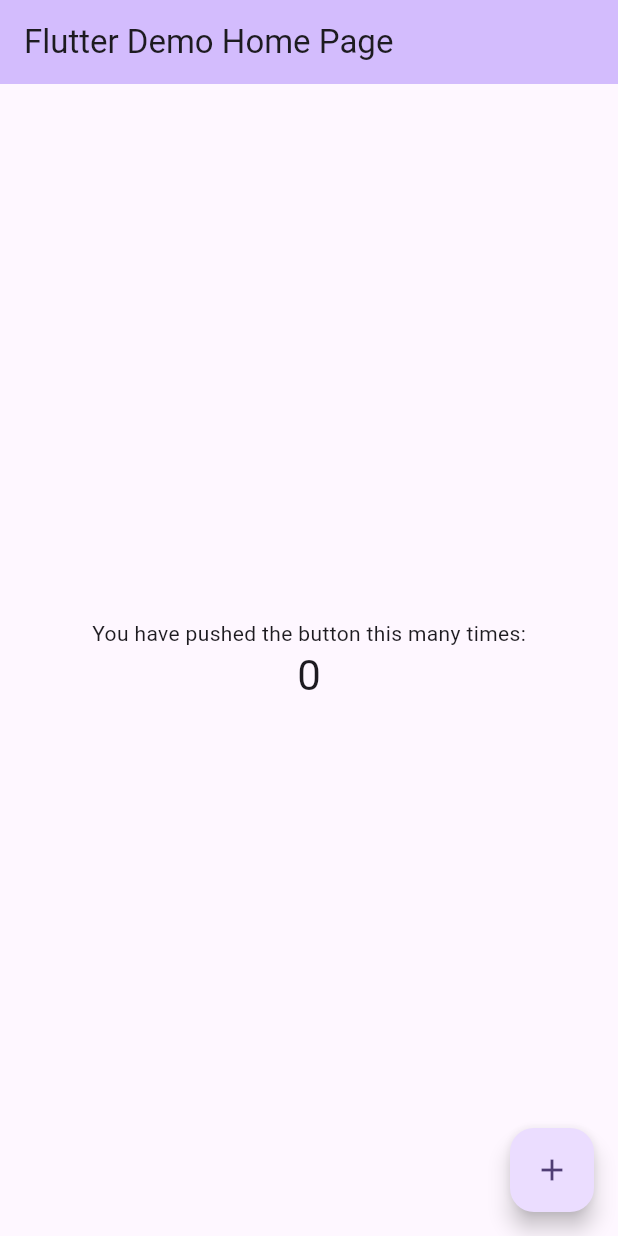
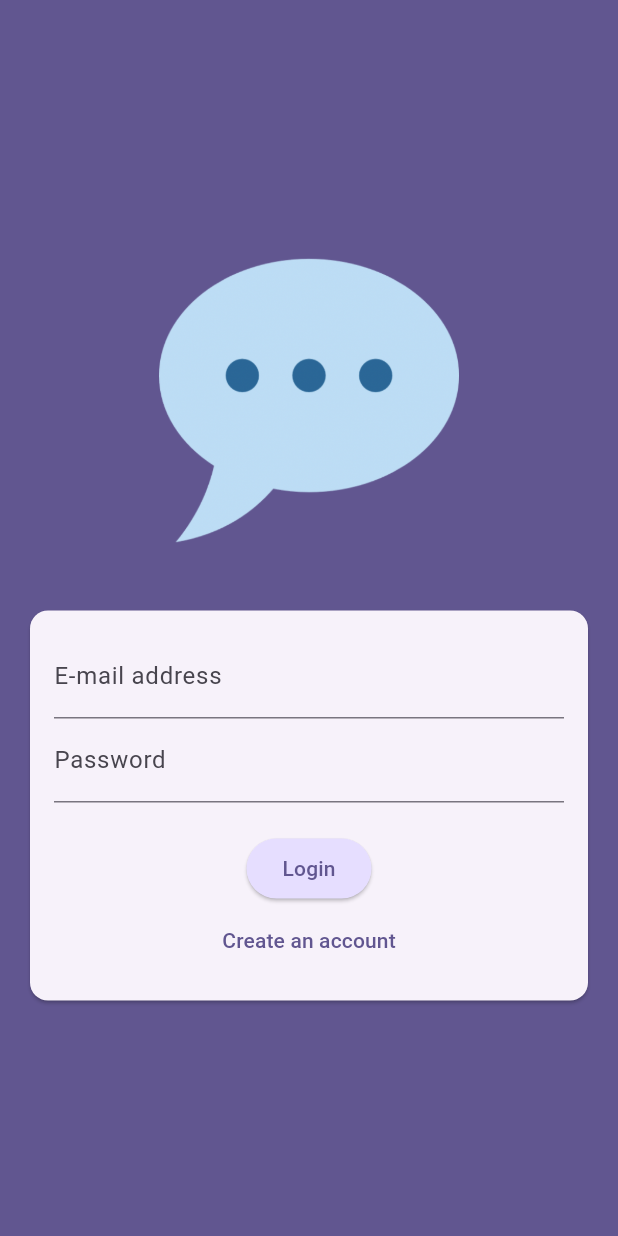
Before and after one commit to snadi043/chat_app_flutter, a Flutter app: the screen it shows after launch, on a phone screen of 412 x 824 dp. Run offline on Flutter 3.47's test engine with Material 3 defaults, Android fonts, the phone set to English and light mode, and no system bars.

Commit message:
Adding the form to make users login/sign up for the application using proper Layout for the form utilizing the concepts of Stateful Wiget along with buttons.

```diff
--- a/lib/main.dart
+++ b/lib/main.dart
@@ -1,125 +1,24 @@
 import 'package:flutter/material.dart';
 
+import 'package:chat_app/screens/authentication_screen.dart';
+
 void main() {
-  runApp(const MyApp());
+  runApp(const App());
 }
 
-class MyApp extends StatelessWidget {
-  const MyApp({super.key});
+class App extends StatelessWidget {
+  const App({super.key});
 
-  // This widget is the root of your application.
   @override
   Widget build(BuildContext context) {
     return MaterialApp(
-      title: 'Flutter Demo',
-      theme: ThemeData(
-        // This is the theme of your application.
-        //
-        // TRY THIS: Try running your application with "flutter run". You'll see
-        // the application has a purple toolbar. Then, without quitting the app,
-        // try changing the seedColor in the colorScheme below to Colors.green
-        // and then invoke "hot reload" (save your changes or press the "hot
-        // reload" button in a Flutter-supported IDE, or press "r" if you used
-        // the command line to start the app).
-        //
-        // Notice that the counter didn't reset back to zero; the application
-        // state is not lost during the reload. To reset the state, use hot
-        // restart instead.
-        //
-        // This works for code too, not just values: Most code changes can be
-        // tested with just a hot reload.
-        colorScheme: ColorScheme.fromSeed(seedColor: Colors.deepPurple),
+      title: 'FlutterChatAppilication',
+      theme: ThemeData().copyWith(
         useMaterial3: true,
+        colorScheme: ColorScheme.fromSeed(
+            seedColor: const Color.fromARGB(255, 63, 17, 177)),
       ),
-      home: const MyHomePage(title: 'Flutter Demo Home Page'),
+      home: const AuthenticationScreen(),
     );
   }
 }
-
-class MyHomePage extends StatefulWidget {
-  const MyHomePage({super.key, required this.title});
-
-  // This widget is the home page of your application. It is stateful, meaning
-  // that it has a State object (defined below) that contains fields that affect
-  // how it looks.
-
-  // This class is the configuration for the state. It holds the values (in this
-  // case the title) provided by the parent (in this case the App widget) and
-  // used by the build method of the State. Fields in a Widget subclass are
-  // always marked "final".
-
-  final String title;
-
-  @override
-  State<MyHomePage> createState() => _MyHomePageState();
-}
-
-class _MyHomePageState extends State<MyHomePage> {
-  int _counter = 0;
-
-  void _incrementCounter() {
-    setState(() {
-      // This call to setState tells the Flutter framework that something has
-      // changed in this State, which causes it to rerun the build method below
-      // so that the display can reflect the updated values. If we changed
-      // _counter without calling setState(), then the build method would not be
-      // called again, and so nothing would appear to happen.
-      _counter++;
-    });
-  }
-
-  @override
-  Widget build(BuildContext context) {
-    // This method is rerun every time setState is called, for instance as done
-    // by the _incrementCounter method above.
-    //
-    // The Flutter framework has been optimized to make rerunning build methods
-    // fast, so that you can just rebuild anything that needs updating rather
-    // than having to individually change instances of widgets.
-    return Scaffold(
-      appBar: AppBar(
-        // TRY THIS: Try changing the color here to a specific color (to
-        // Colors.amber, perhaps?) and trigger a hot reload to see the AppBar
-        // change color while the other colors stay the same.
-        backgroundColor: Theme.of(context).colorScheme.inversePrimary,
-        // Here we take the value from the MyHomePage object that was created by
-        // the App.build method, and use it to set our appbar title.
-        title: Text(widget.title),
-      ),
-      body: Center(
-        // Center is a layout widget. It takes a single child and positions it
-        // in the middle of the parent.
-        child: Column(
-          // Column is also a layout widget. It takes a list of children and
-          // arranges them vertically. By default, it sizes itself to fit its
-          // children horizontally, and tries to be as tall as its parent.
-          //
-          // Column has various properties to control how it sizes itself and
-          // how it positions its children. Here we use mainAxisAlignment to
-          // center the children vertically; the main axis here is the vertical
-          // axis because Columns are vertical (the cross axis would be
-          // horizontal).
-          //
-          // TRY THIS: Invoke "debug painting" (choose the "Toggle Debug Paint"
-          // action in the IDE, or press "p" in the console), to see the
-          // wireframe for each widget.
-          mainAxisAlignment: MainAxisAlignment.center,
-          children: <Widget>[
-            const Text(
-              'You have pushed the button this many times:',
-            ),
-            Text(
-              '$_counter',
-              style: Theme.of(context).textTheme.headlineMedium,
-            ),
-          ],
-        ),
-      ),
-      floatingActionButton: FloatingActionButton(
-        onPressed: _incrementCounter,
-        tooltip: 'Increment',
-        child: const Icon(Icons.add),
-      ), // This trailing comma makes auto-formatting nicer for build methods.
-    );
-  }
-}
--- /dev/null
+++ b/lib/screens/authentication_screen.dart
@@ -0,0 +1,81 @@
+import 'package:flutter/material.dart';
+
+class AuthenticationScreen extends StatefulWidget {
+  const AuthenticationScreen({super.key});
+
+  @override
+  State<AuthenticationScreen> createState() {
+    return _AuthenticationState();
+  }
+}
+
+class _AuthenticationState extends State<AuthenticationScreen> {
+  var _isLogin = true;
+  @override
+  Widget build(BuildContext context) {
+    return Scaffold(
+      backgroundColor: Theme.of(context).colorScheme.primary,
+      body: Center(
+          child: SingleChildScrollView(
+        child: Column(
+          mainAxisAlignment: MainAxisAlignment.center,
+          children: [
+            Container(
+              margin: const EdgeInsets.only(
+                  bottom: 20, top: 30, left: 20, right: 20),
+              width: 200,
+              child: Image.asset('assets/images/chat.png'),
+            ),
+            Card(
+                margin: const EdgeInsets.all(20),
+                child: SingleChildScrollView(
+                  child: Padding(
+                    padding: const EdgeInsets.all(16),
+                    child: Form(
+                        child: Column(
+                      mainAxisSize: MainAxisSize.min,
+                      children: [
+                        TextFormField(
+                          decoration: const InputDecoration(
+                            label: Text('E-mail address'),
+                          ),
+                          keyboardType: TextInputType.emailAddress,
+                          autocorrect: false,
+                        ),
+                        TextFormField(
+                          decoration: const InputDecoration(
+                            label: Text('Password'),
+                          ),
+                          obscureText: true,
+                        ),
+                        const SizedBox(
+                          height: 20,
+                        ),
+                        ElevatedButton(
+                            style: ElevatedButton.styleFrom(
+                                backgroundColor: Theme.of(context)
+                                    .colorScheme
+                                    .primaryContainer),
+                            onPressed: () {
+                              setState(() {});
+                            },
+                            child: Text(_isLogin ? 'Login' : 'Sign Up')),
+                        TextButton(
+                            onPressed: () {
+                              setState(() {
+                                _isLogin = !_isLogin;
+                              });
+                            },
+                            child: Text(_isLogin
+                                ? 'Create an account'
+                                : 'Already have an account ')),
+                      ],
+                    )),
+                  ),
+                ))
+          ],
+        ),
+      )),
+    );
+  }
+}
--- a/pubspec.yaml
+++ b/pubspec.yaml
@@ -59,8 +59,8 @@ flutter:
   uses-material-design: true
 
   # To add assets to your application, add an assets section, like this:
-  # assets:
-  #   - images/a_dot_burr.jpeg
+  assets:
+     - assets/images/chat.png
   #   - images/a_dot_ham.jpeg
 
   # An image asset can refer to one or more resolution-specific "variants", see
```
Also changed, not shown: assets/images/chat.png (added).
